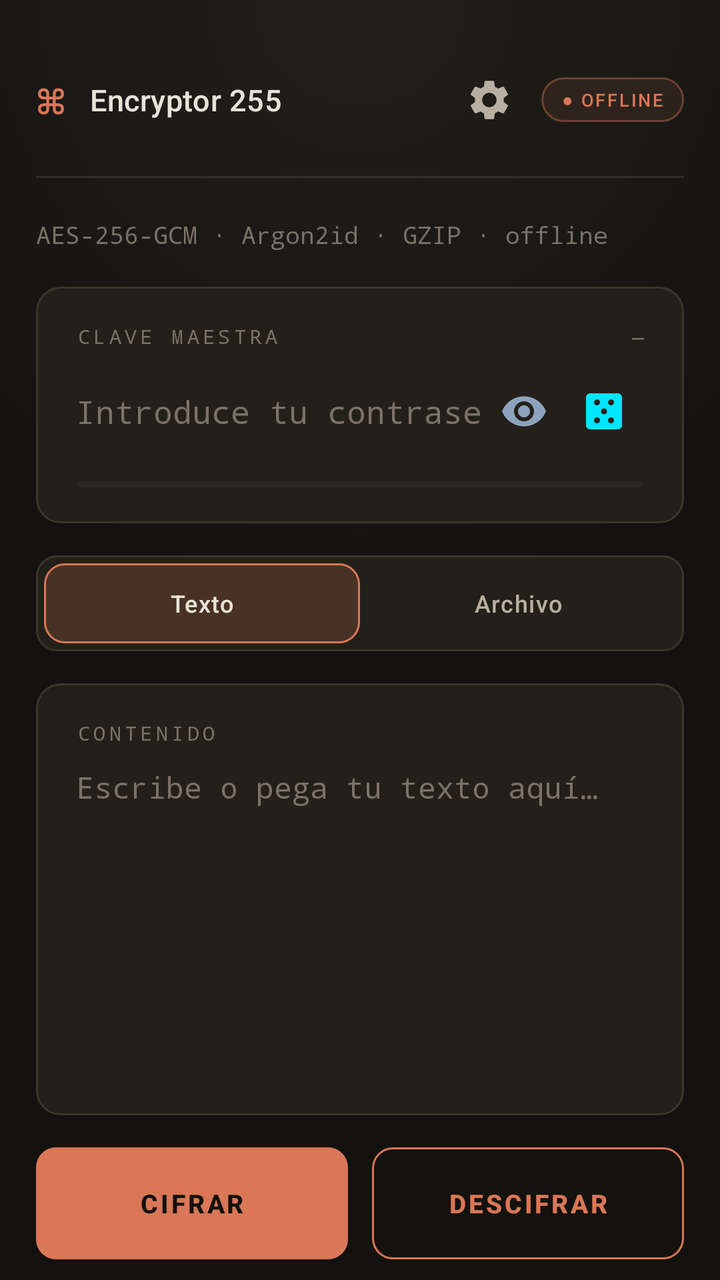
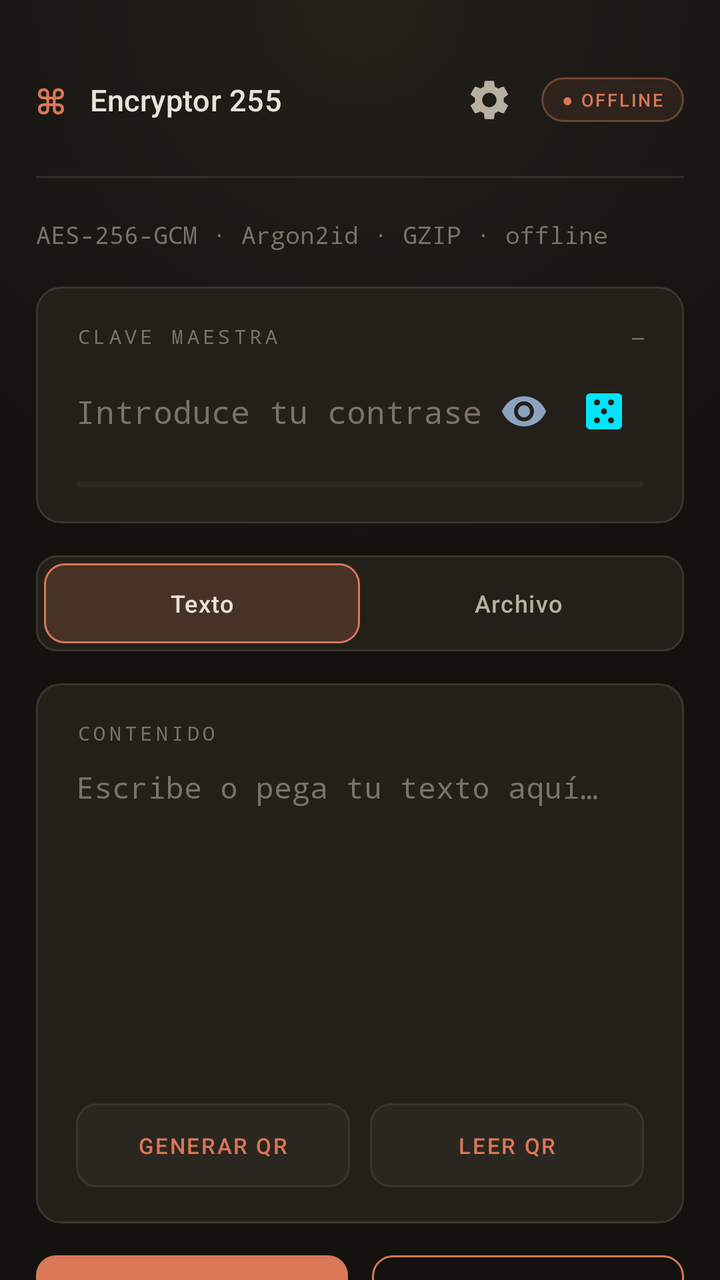

Two renders of the same Android screen: before a commit and after it. Below are the layout's source before the change and the commit's diff.
<!-- AndroidManifest.xml: application theme Theme.Encryptor255 -->
<!-- res/layout/activity_main.xml -->
<?xml version="1.0" encoding="utf-8"?>
<androidx.core.widget.NestedScrollView
    xmlns:android="http://schemas.android.com/apk/res/android"
    android:id="@+id/root"
    android:layout_width="match_parent"
    android:layout_height="match_parent"
    android:background="@drawable/bg_root"
    android:fillViewport="true"
    android:scrollbars="none">

    <LinearLayout
        android:layout_width="match_parent"
        android:layout_height="wrap_content"
        android:orientation="vertical"
        android:paddingStart="18dp"
        android:paddingEnd="18dp"
        android:paddingTop="32dp"
        android:paddingBottom="28dp">

        
        <LinearLayout
            android:layout_width="match_parent"
            android:layout_height="wrap_content"
            android:orientation="horizontal"
            android:gravity="center_vertical">

            <TextView
                android:layout_width="wrap_content"
                android:layout_height="wrap_content"
                android:text="⌘"
                android:textSize="20sp"
                android:textColor="@color/terracotta"
                android:fontFamily="monospace" />

            <TextView
                android:layout_width="0dp"
                android:layout_height="wrap_content"
                android:layout_weight="1"
                android:layout_marginStart="12dp"
                android:text="@string/app_name"
                android:textSize="15sp"
                android:textColor="@color/text_primary"
                android:letterSpacing="0.01"
                android:fontFamily="sans-serif-medium" />

            <ImageButton
                android:id="@+id/btnSettings"
                android:layout_width="36dp"
                android:layout_height="36dp"
                android:layout_marginEnd="8dp"
                android:background="?attr/selectableItemBackgroundBorderless"
                android:src="@drawable/ic_settings"
                android:contentDescription="@string/cd_settings"
                android:scaleType="centerInside" />

            <TextView
                android:id="@+id/badgeOffline"
                android:layout_width="wrap_content"
                android:layout_height="wrap_content"
                android:background="@drawable/bg_badge_offline"
                android:paddingStart="10dp"
                android:paddingEnd="10dp"
                android:paddingTop="5dp"
                android:paddingBottom="5dp"
                android:text="@string/badge_offline"
                android:textSize="9sp"
                android:letterSpacing="0.10"
                android:textColor="@color/terracotta"
                android:fontFamily="sans-serif-medium" />
        </LinearLayout>

        <View
            android:layout_width="match_parent"
            android:layout_height="1dp"
            android:layout_marginTop="20dp"
            android:background="@drawable/divider_hairline" />

        
        <TextView
            android:layout_width="wrap_content"
            android:layout_height="wrap_content"
            android:layout_marginTop="20dp"
            android:text="@string/tagline"
            android:textSize="12sp"
            android:lineSpacingExtra="3dp"
            android:textColor="@color/text_tertiary"
            android:fontFamily="monospace" />

        
        <LinearLayout
            android:layout_width="match_parent"
            android:layout_height="wrap_content"
            android:layout_marginTop="18dp"
            android:background="@drawable/bg_card_glass"
            android:orientation="vertical"
            android:paddingStart="20dp"
            android:paddingEnd="20dp"
            android:paddingTop="18dp"
            android:paddingBottom="18dp">

            <LinearLayout
                android:layout_width="match_parent"
                android:layout_height="wrap_content"
                android:orientation="horizontal"
                android:gravity="center_vertical">

                <TextView
                    android:layout_width="0dp"
                    android:layout_height="wrap_content"
                    android:layout_weight="1"
                    android:text="@string/label_password"
                    android:textSize="10sp"
                    android:letterSpacing="0.18"
                    android:textColor="@color/text_tertiary"
                    android:fontFamily="monospace" />

                <TextView
                    android:id="@+id/strengthLabel"
                    android:layout_width="wrap_content"
                    android:layout_height="wrap_content"
                    android:text="@string/strength_empty"
                    android:textSize="10sp"
                    android:textColor="@color/text_tertiary"
                    android:fontFamily="monospace" />
            </LinearLayout>

            <LinearLayout
                android:layout_width="match_parent"
                android:layout_height="wrap_content"
                android:layout_marginTop="10dp"
                android:orientation="horizontal"
                android:gravity="center_vertical">

                <EditText
                    android:id="@+id/passwordInput"
                    android:layout_width="0dp"
                    android:layout_height="wrap_content"
                    android:layout_weight="1"
                    android:background="@null"
                    android:hint="@string/hint_password"
                    android:textColorHint="@color/text_tertiary"
                    android:textColor="@color/text_primary"
                    android:textSize="16sp"
                    android:paddingTop="10dp"
                    android:paddingBottom="10dp"
                    android:inputType="textPassword"
                    android:imeOptions="actionDone"
                    android:importantForAutofill="no"
                    android:fontFamily="monospace" />

                <ImageButton
                    android:id="@+id/btnTogglePwd"
                    android:layout_width="40dp"
                    android:layout_height="40dp"
                    android:background="?attr/selectableItemBackgroundBorderless"
                    android:src="@drawable/ic_eye_on"
                    android:contentDescription="@string/cd_show_pwd"
                    android:scaleType="centerInside" />

                <ImageButton
                    android:id="@+id/btnGenerate"
                    android:layout_width="40dp"
                    android:layout_height="40dp"
                    android:background="?attr/selectableItemBackgroundBorderless"
                    android:src="@drawable/ic_dice"
                    android:contentDescription="@string/cd_generate"
                    android:scaleType="centerInside" />
            </LinearLayout>

            <FrameLayout
                android:layout_width="match_parent"
                android:layout_height="3dp"
                android:layout_marginTop="14dp"
                android:background="@drawable/bg_strength_track">

                <View
                    android:id="@+id/strengthBar"
                    android:layout_width="0dp"
                    android:layout_height="match_parent"
                    android:background="@drawable/bg_strength_fill" />
            </FrameLayout>
        </LinearLayout>

        
        <LinearLayout
            android:layout_width="match_parent"
            android:layout_height="48dp"
            android:layout_marginTop="16dp"
            android:background="@drawable/bg_segment_track"
            android:orientation="horizontal"
            android:padding="4dp">

            <TextView
                android:id="@+id/tabText"
                android:layout_width="0dp"
                android:layout_height="match_parent"
                android:layout_weight="1"
                android:gravity="center"
                android:background="@drawable/bg_segment_selected"
                android:text="@string/tab_text"
                android:textSize="12sp"
                android:letterSpacing="0.04"
                android:textColor="@color/text_primary"
                android:fontFamily="sans-serif-medium" />

            <TextView
                android:id="@+id/tabFile"
                android:layout_width="0dp"
                android:layout_height="match_parent"
                android:layout_weight="1"
                android:gravity="center"
                android:text="@string/tab_file"
                android:textSize="12sp"
                android:letterSpacing="0.04"
                android:textColor="@color/text_secondary"
                android:fontFamily="sans-serif-medium" />
        </LinearLayout>

        
        <LinearLayout
            android:id="@+id/containerText"
            android:layout_width="match_parent"
            android:layout_height="wrap_content"
            android:layout_marginTop="16dp"
            android:background="@drawable/bg_card_glass"
            android:orientation="vertical"
            android:paddingStart="20dp"
            android:paddingEnd="20dp"
            android:paddingTop="18dp"
            android:paddingBottom="18dp">

            <TextView
                android:layout_width="wrap_content"
                android:layout_height="wrap_content"
                android:text="@string/label_content"
                android:textSize="10sp"
                android:letterSpacing="0.18"
                android:textColor="@color/text_tertiary"
                android:fontFamily="monospace" />

            <EditText
                android:id="@+id/textInput"
                android:layout_width="match_parent"
                android:layout_height="wrap_content"
                android:layout_marginTop="10dp"
                android:background="@null"
                android:hint="@string/hint_content"
                android:textColorHint="@color/text_tertiary"
                android:textColor="@color/text_primary"
                android:textSize="15sp"
                android:lineSpacingExtra="5dp"
                android:minLines="7"
                android:gravity="top|start"
                android:inputType="textMultiLine|textNoSuggestions"
                android:importantForAutofill="no"
                android:fontFamily="monospace" />
        </LinearLayout>

        
        <LinearLayout
            android:id="@+id/containerFile"
            android:layout_width="match_parent"
            android:layout_height="wrap_content"
            android:layout_marginTop="16dp"
            android:background="@drawable/bg_card_glass"
            android:orientation="vertical"
            android:paddingStart="20dp"
            android:paddingEnd="20dp"
            android:paddingTop="18dp"
            android:paddingBottom="18dp"
            android:visibility="gone">

            <TextView
                android:layout_width="wrap_content"
                android:layout_height="wrap_content"
                android:text="ARCHIVO"
                android:textSize="10sp"
                android:letterSpacing="0.18"
                android:textColor="@color/text_tertiary"
                android:fontFamily="monospace" />

            <LinearLayout
                android:layout_width="match_parent"
                android:layout_height="wrap_content"
                android:layout_marginTop="16dp"
                android:orientation="horizontal"
                android:gravity="center_vertical">

                <FrameLayout
                    android:layout_width="44dp"
                    android:layout_height="44dp"
                    android:background="@drawable/bg_card_accent">

                    <ImageView
                        android:layout_width="20dp"
                        android:layout_height="20dp"
                        android:layout_gravity="center"
                        android:src="@drawable/ic_document"
                        android:contentDescription="@string/tab_file" />
                </FrameLayout>

                <LinearLayout
                    android:layout_width="0dp"
                    android:layout_height="wrap_content"
                    android:layout_weight="1"
                    android:layout_marginStart="14dp"
                    android:orientation="vertical">

                    <TextView
                        android:id="@+id/fileName"
                        android:layout_width="match_parent"
                        android:layout_height="wrap_content"
                        android:text="@string/hint_no_file"
                        android:textColor="@color/text_primary"
                        android:textSize="14sp"
                        android:fontFamily="monospace"
                        android:maxLines="1"
                        android:ellipsize="middle" />

                    <TextView
                        android:id="@+id/fileMeta"
                        android:layout_width="match_parent"
                        android:layout_height="wrap_content"
                        android:layout_marginTop="3dp"
                        android:text="—"
                        android:textColor="@color/text_tertiary"
                        android:textSize="11sp"
                        android:fontFamily="monospace" />
                </LinearLayout>
            </LinearLayout>

            <Button
                android:id="@+id/btnPickFile"
                android:layout_width="match_parent"
                android:layout_height="48dp"
                android:layout_marginTop="18dp"
                android:background="@drawable/bg_button_secondary"
                android:text="@string/action_pick_file"
                android:textSize="12sp"
                android:textColor="@color/terracotta"
                android:letterSpacing="0.10"
                android:textStyle="bold"
                android:stateListAnimator="@null"
                android:fontFamily="sans-serif-medium" />
        </LinearLayout>

        
        <LinearLayout
            android:layout_width="match_parent"
            android:layout_height="wrap_content"
            android:layout_marginTop="16dp"
            android:orientation="horizontal">

            <Button
                android:id="@+id/btnEncrypt"
                android:layout_width="0dp"
                android:layout_height="56dp"
                android:layout_weight="1"
                android:background="@drawable/bg_button_primary"
                android:text="@string/action_encrypt"
                android:textSize="13sp"
                android:textColor="@color/warm_950"
                android:letterSpacing="0.10"
                android:textStyle="bold"
                android:stateListAnimator="@null"
                android:fontFamily="sans-serif-medium" />

            <Button
                android:id="@+id/btnDecrypt"
                android:layout_width="0dp"
                android:layout_height="56dp"
                android:layout_weight="1"
                android:layout_marginStart="12dp"
                android:background="@drawable/bg_button_secondary"
                android:text="@string/action_decrypt"
                android:textSize="13sp"
                android:textColor="@color/terracotta"
                android:letterSpacing="0.10"
                android:textStyle="bold"
                android:stateListAnimator="@null"
                android:fontFamily="sans-serif-medium" />
        </LinearLayout>

        
        <LinearLayout
            android:layout_width="match_parent"
            android:layout_height="wrap_content"
            android:layout_marginTop="12dp"
            android:orientation="horizontal">

            <ImageButton
                android:id="@+id/btnCopy"
                android:layout_width="0dp"
                android:layout_height="46dp"
                android:layout_weight="1"
                android:background="@drawable/bg_button_ghost"
                android:src="@drawable/ic_copy"
                android:contentDescription="@string/cd_copy"
                android:scaleType="centerInside" />

            <ImageButton
                android:id="@+id/btnShare"
                android:layout_width="0dp"
                android:layout_height="46dp"
                android:layout_weight="1"
                android:layout_marginStart="10dp"
                android:background="@drawable/bg_button_ghost"
                android:src="@drawable/ic_share"
                android:contentDescription="@string/cd_share"
                android:scaleType="centerInside" />

            <ImageButton
                android:id="@+id/btnClear"
                android:layout_width="0dp"
                android:layout_height="46dp"
                android:layout_weight="1"
                android:layout_marginStart="10dp"
                android:background="@drawable/bg_button_ghost"
                android:src="@drawable/ic_clear"
                android:contentDescription="@string/cd_clear"
                android:scaleType="centerInside" />
        </LinearLayout>

        
        <LinearLayout
            android:layout_width="match_parent"
            android:layout_height="wrap_content"
            android:layout_marginTop="18dp"
            android:background="@drawable/bg_terminal"
            android:orientation="vertical"
            android:paddingStart="16dp"
            android:paddingEnd="16dp"
            android:paddingTop="14dp"
            android:paddingBottom="16dp">

            <LinearLayout
                android:layout_width="match_parent"
                android:layout_height="wrap_content"
                android:orientation="horizontal"
                android:gravity="center_vertical">

                <View
                    android:layout_width="6dp"
                    android:layout_height="6dp"
                    android:background="@drawable/dot_status" />

                <TextView
                    android:layout_width="0dp"
                    android:layout_height="wrap_content"
                    android:layout_weight="1"
                    android:layout_marginStart="10dp"
                    android:text="@string/label_terminal"
                    android:textSize="10sp"
                    android:letterSpacing="0.16"
                    android:textColor="@color/terminal_dim"
                    android:fontFamily="monospace" />

                <TextView
                    android:id="@+id/hashLabel"
                    android:layout_width="wrap_content"
                    android:layout_height="wrap_content"
                    android:text=""
                    android:textSize="9sp"
                    android:textColor="@color/terminal_dim"
                    android:fontFamily="monospace" />
            </LinearLayout>

            <TextView
                android:id="@+id/statusText"
                android:layout_width="match_parent"
                android:layout_height="wrap_content"
                android:layout_marginTop="12dp"
                android:text="@string/status_ready"
                android:textColor="@color/terminal_text"
                android:textSize="12sp"
                android:lineSpacingExtra="5dp"
                android:fontFamily="monospace" />
        </LinearLayout>

        
        <View
            android:layout_width="match_parent"
            android:layout_height="1dp"
            android:layout_marginTop="36dp"
            android:background="@drawable/divider_hairline" />

        <TextView
            android:layout_width="match_parent"
            android:layout_height="wrap_content"
            android:layout_marginTop="16dp"
            android:gravity="center"
            android:text="@string/footer_version"
            android:textColor="@color/text_tertiary"
            android:textSize="10sp"
            android:letterSpacing="0.10"
            android:fontFamily="monospace" />

        <TextView
            android:layout_width="match_parent"
            android:layout_height="wrap_content"
            android:layout_marginTop="5dp"
            android:gravity="center"
            android:text="@string/footer_note"
            android:textColor="@color/text_disabled"
            android:textSize="10sp"
            android:fontFamily="monospace" />
    </LinearLayout>
</androidx.core.widget.NestedScrollView>
<!-- resources referenced by this layout -->
<resources>
  <color name="terminal_dim">#7A7268</color>
  <color name="terminal_text">#E8E3D9</color>
  <color name="terracotta">#D97757</color>
  <color name="text_disabled">#4A4539</color>
  <color name="text_primary">#E8E3D9</color>
  <color name="text_secondary">#B8B0A0</color>
  <color name="text_tertiary">#7A7268</color>
  <color name="warm_950">#14120E</color>
  <!-- drawable bg_strength_fill (drawable) -->
  <?xml version="1.0" encoding="utf-8"?>
  <shape xmlns:android="http://schemas.android.com/apk/res/android" android:shape="rectangle">
      <solid android:color="@color/terracotta" />
      <corners android:radius="3dp" />
  </shape>
  <!-- drawable bg_strength_track (drawable) -->
  <?xml version="1.0" encoding="utf-8"?>
  <shape xmlns:android="http://schemas.android.com/apk/res/android" android:shape="rectangle">
      <solid android:color="@color/warm_700" />
      <corners android:radius="3dp" />
  </shape>
  <!-- drawable divider_hairline (drawable) -->
  <?xml version="1.0" encoding="utf-8"?>
  <shape xmlns:android="http://schemas.android.com/apk/res/android" android:shape="rectangle">
      <solid android:color="@color/warm_600" />
      <size android:height="1dp" />
  </shape>
  <!-- drawable dot_status (drawable) -->
  <?xml version="1.0" encoding="utf-8"?>
  <shape xmlns:android="http://schemas.android.com/apk/res/android" android:shape="oval">
      <solid android:color="@color/terracotta" />
      <size android:width="6dp" android:height="6dp" />
  </shape>
  <string name="action_decrypt">DESCIFRAR</string>
  <string name="action_encrypt">CIFRAR</string>
  <string name="action_pick_file">SELECCIONAR ARCHIVO</string>
  <string name="app_name">Encryptor 255</string>
  <string name="badge_offline">● OFFLINE</string>
  <string name="cd_clear">Limpiar todo</string>
  <string name="cd_copy">Copiar al portapapeles</string>
  <string name="cd_generate">Generar contraseña segura</string>
  <string name="cd_settings">Abrir ajustes</string>
  <string name="cd_share">Compartir</string>
  <string name="cd_show_pwd">Mostrar contraseña</string>
  <string name="footer_note">0 permisos · 0 trackers · 0 nube</string>
  <string name="footer_version">v2.5 · claude warm</string>
  <string name="hint_content">Escribe o pega tu texto aquí…</string>
  <string name="hint_no_file">Ningún archivo seleccionado</string>
  <string name="hint_password">Introduce tu contraseña…</string>
  <string name="label_content">CONTENIDO</string>
  <string name="label_password">CLAVE MAESTRA</string>
  <string name="label_terminal">TERMINAL</string>
  <string name="status_ready">▸ sistema listo\n▸ esperando instrucción_</string>
  <string name="strength_empty">—</string>
  <string name="tab_file">Archivo</string>
  <string name="tab_text">Texto</string>
  <string name="tagline">AES-256-GCM · Argon2id · GZIP · offline</string>
  <color name="terracotta_alpha_10">#1AD97757</color>
  <color name="terracotta_alpha_40">#66D97757</color>
  <color name="terracotta_alpha_20">#33D97757</color>
  <color name="warm_700">#2A2620</color>
  <color name="warm_500">#3A362C</color>
  <color name="warm_800">#232019</color>
  <color name="terminal_bg">#14120E</color>
  <color name="warm_600">#332F28</color>
  <color name="terracotta_dark">#B85F42</color>
  <color name="terracotta_light">#E08A6E</color>
  <color name="violet_500">#B8905C</color>
  <color name="violet_600">#8F6E42</color>
  <color name="violet_400">#D4A76A</color>
  <color name="warning">#D4A76A</color>
  <color name="warm_900">#1A1915</color>
  <color name="divider_strong">#3A362C</color>
  <color name="divider">#2A2620</color>
  <color name="error">#E06C75</color>
  <!-- unchanged entries left out for length: 18 -->
</resources>

<!-- the commit's change to res/layout/activity_main.xml (unified diff, before → after) -->
@@ -254,6 +254,40 @@
                 android:inputType="textMultiLine|textNoSuggestions"
                 android:importantForAutofill="no"
                 android:fontFamily="monospace" />
+            <LinearLayout
+                android:layout_width="match_parent"
+                android:layout_height="wrap_content"
+                android:layout_marginTop="12dp"
+                android:orientation="horizontal">
+
+                <Button
+                    android:id="@+id/btnQrGenerate"
+                    android:layout_width="0dp"
+                    android:layout_height="42dp"
+                    android:layout_weight="1"
+                    android:background="@drawable/bg_button_ghost"
+                    android:text="@string/action_qr_generate"
+                    android:textSize="11sp"
+                    android:textColor="@color/terracotta"
+                    android:letterSpacing="0.08"
+                    android:stateListAnimator="@null"
+                    android:fontFamily="sans-serif-medium" />
+
+                <Button
+                    android:id="@+id/btnQrScan"
+                    android:layout_width="0dp"
+                    android:layout_height="42dp"
+                    android:layout_weight="1"
+                    android:layout_marginStart="10dp"
+                    android:background="@drawable/bg_button_ghost"
+                    android:text="@string/action_qr_scan"
+                    android:textSize="11sp"
+                    android:textColor="@color/terracotta"
+                    android:letterSpacing="0.08"
+                    android:stateListAnimator="@null"
+                    android:fontFamily="sans-serif-medium" />
+            </LinearLayout>
+
         </LinearLayout>
 
         
<!-- resource entries referenced after the edit -->
@@ -35,6 +35,8 @@
   <string name="action_decrypt">DESCIFRAR</string>
   <string name="action_encrypt">CIFRAR</string>
   <string name="action_pick_file">SELECCIONAR ARCHIVO</string>
+  <string name="action_qr_generate">GENERAR QR</string>
+  <string name="action_qr_scan">LEER QR</string>
   <string name="app_name">Encryptor 255</string>
   <string name="badge_offline">● OFFLINE</string>
   <string name="cd_clear">Limpiar todo</string>
